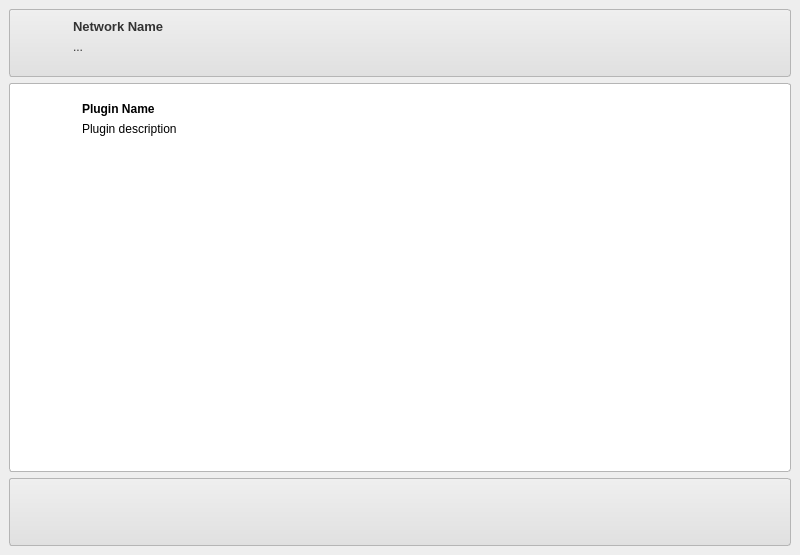
Qt form ahenk/lider/formmain.ui (pars-linux/uludag) before a commit.
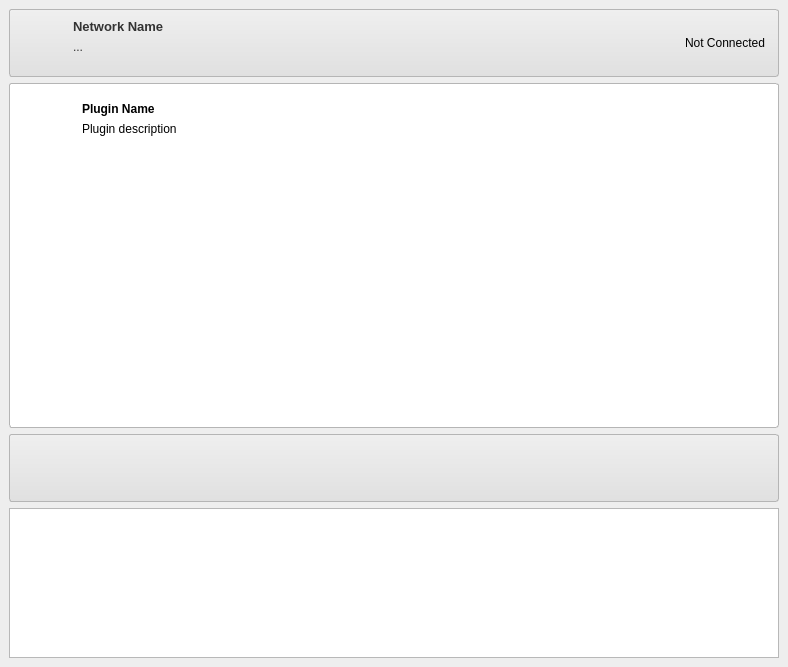
The same form after that commit. Icons and pictures are not drawn.

Commit message:
Splitted plugins into two groups: * Global plugins for working on whole domain. * Single item plugins for working on a single node.
Also polished UI while reflecting plugin system changes.

Diff of the .ui file:
```diff
--- a/ahenk/lider/formmain.ui
+++ b/ahenk/lider/formmain.ui
@@ -6,8 +6,8 @@
    <rect>
     <x>0</x>
     <y>0</y>
-    <width>800</width>
-    <height>555</height>
+    <width>788</width>
+    <height>667</height>
    </rect>
   </property>
   <property name="windowTitle">
@@ -97,7 +97,7 @@
      <property name="frameShadow">
       <enum>QFrame::Plain</enum>
      </property>
-     <layout class="QGridLayout" name="gridLayout_3">
+     <layout class="QGridLayout" name="gridLayout_2">
       <item row="0" column="0">
        <widget class="QFrame" name="frameTarget">
         <property name="sizePolicy">
@@ -177,14 +177,20 @@
              <verstretch>0</verstretch>
             </sizepolicy>
            </property>
+           <property name="layoutDirection">
+            <enum>Qt::RightToLeft</enum>
+           </property>
+           <property name="text">
+            <string>Not Connected</string>
+           </property>
            <property name="icon">
             <iconset resource="data.qrc">
              <normaloff>:/icons/offline48.png</normaloff>:/icons/offline48.png</iconset>
            </property>
            <property name="iconSize">
             <size>
-             <width>32</width>
-             <height>32</height>
+             <width>16</width>
+             <height>16</height>
             </size>
            </property>
            <property name="flat">
@@ -214,140 +220,6 @@
         </layout>
        </widget>
       </item>
-      <item row="3" column="0">
-       <widget class="QFrame" name="frameTools">
-        <property name="sizePolicy">
-         <sizepolicy hsizetype="Preferred" vsizetype="Minimum">
-          <horstretch>0</horstretch>
-          <verstretch>0</verstretch>
-         </sizepolicy>
-        </property>
-        <property name="minimumSize">
-         <size>
-          <width>0</width>
-          <height>64</height>
-         </size>
-        </property>
-        <property name="maximumSize">
-         <size>
-          <width>16777215</width>
-          <height>100</height>
-         </size>
-        </property>
-        <property name="frameShape">
-         <enum>QFrame::StyledPanel</enum>
-        </property>
-        <property name="frameShadow">
-         <enum>QFrame::Raised</enum>
-        </property>
-        <layout class="QGridLayout" name="gridLayout_2">
-         <item row="0" column="0">
-          <layout class="QHBoxLayout" name="horizontalLayout">
-           <item>
-            <widget class="QPushButton" name="pushMain">
-             <property name="sizePolicy">
-              <sizepolicy hsizetype="Fixed" vsizetype="Fixed">
-               <horstretch>48</horstretch>
-               <verstretch>48</verstretch>
-              </sizepolicy>
-             </property>
-             <property name="minimumSize">
-              <size>
-               <width>48</width>
-               <height>48</height>
-              </size>
-             </property>
-             <property name="icon">
-              <iconset resource="data.qrc">
-               <normaloff>:/icons/workgroup32.png</normaloff>:/icons/workgroup32.png</iconset>
-             </property>
-             <property name="iconSize">
-              <size>
-               <width>32</width>
-               <height>32</height>
-              </size>
-             </property>
-             <property name="flat">
-              <bool>true</bool>
-             </property>
-            </widget>
-           </item>
-           <item>
-            <widget class="QPushButton" name="pushPolicies">
-             <property name="sizePolicy">
-              <sizepolicy hsizetype="Fixed" vsizetype="Fixed">
-               <horstretch>48</horstretch>
-               <verstretch>48</verstretch>
-              </sizepolicy>
-             </property>
-             <property name="minimumSize">
-              <size>
-               <width>48</width>
-               <height>48</height>
-              </size>
-             </property>
-             <property name="icon">
-              <iconset resource="data.qrc">
-               <normaloff>:/icons/settings32.png</normaloff>:/icons/settings32.png</iconset>
-             </property>
-             <property name="iconSize">
-              <size>
-               <width>32</width>
-               <height>32</height>
-              </size>
-             </property>
-             <property name="flat">
-              <bool>true</bool>
-             </property>
-            </widget>
-           </item>
-           <item>
-            <spacer name="horizontalSpacer">
-             <property name="orientation">
-              <enum>Qt::Horizontal</enum>
-             </property>
-             <property name="sizeHint" stdset="0">
-              <size>
-               <width>40</width>
-               <height>20</height>
-              </size>
-             </property>
-            </spacer>
-           </item>
-           <item>
-            <widget class="QPushButton" name="pushNew">
-             <property name="sizePolicy">
-              <sizepolicy hsizetype="Fixed" vsizetype="Fixed">
-               <horstretch>48</horstretch>
-               <verstretch>48</verstretch>
-              </sizepolicy>
-             </property>
-             <property name="minimumSize">
-              <size>
-               <width>48</width>
-               <height>48</height>
-              </size>
-             </property>
-             <property name="icon">
-              <iconset resource="data.qrc">
-               <normaloff>:/icons/new32.png</normaloff>:/icons/new32.png</iconset>
-             </property>
-             <property name="iconSize">
-              <size>
-               <width>32</width>
-               <height>32</height>
-              </size>
-             </property>
-             <property name="flat">
-              <bool>true</bool>
-             </property>
-            </widget>
-           </item>
-          </layout>
-         </item>
-        </layout>
-       </widget>
-      </item>
       <item row="1" column="0">
        <widget class="QFrame" name="frameMain">
         <property name="frameShape">
@@ -500,6 +372,226 @@
         </layout>
        </widget>
       </item>
+      <item row="2" column="0">
+       <widget class="QFrame" name="frameTools">
+        <property name="sizePolicy">
+         <sizepolicy hsizetype="Preferred" vsizetype="Minimum">
+          <horstretch>0</horstretch>
+          <verstretch>0</verstretch>
+         </sizepolicy>
+        </property>
+        <property name="minimumSize">
+         <size>
+          <width>0</width>
+          <height>64</height>
+         </size>
+        </property>
+        <property name="maximumSize">
+         <size>
+          <width>16777215</width>
+          <height>100</height>
+         </size>
+        </property>
+        <property name="frameShape">
+         <enum>QFrame::StyledPanel</enum>
+        </property>
+        <property name="frameShadow">
+         <enum>QFrame::Raised</enum>
+        </property>
+        <layout class="QGridLayout" name="gridLayout_3">
+         <item row="0" column="0">
+          <layout class="QHBoxLayout" name="horizontalLayout">
+           <item>
+            <widget class="QPushButton" name="pushMain">
+             <property name="sizePolicy">
+              <sizepolicy hsizetype="Fixed" vsizetype="Fixed">
+               <horstretch>48</horstretch>
+               <verstretch>48</verstretch>
+              </sizepolicy>
+             </property>
+             <property name="minimumSize">
+              <size>
+               <width>48</width>
+               <height>48</height>
+              </size>
+             </property>
+             <property name="toolTip">
+              <string>Show Network</string>
+             </property>
+             <property name="icon">
+              <iconset resource="data.qrc">
+               <normaloff>:/icons/workgroup32.png</normaloff>:/icons/workgroup32.png</iconset>
+             </property>
+             <property name="iconSize">
+              <size>
+               <width>32</width>
+               <height>32</height>
+              </size>
+             </property>
+             <property name="flat">
+              <bool>true</bool>
+             </property>
+            </widget>
+           </item>
+           <item>
+            <widget class="QPushButton" name="pushPluginGlobal">
+             <property name="sizePolicy">
+              <sizepolicy hsizetype="Fixed" vsizetype="Fixed">
+               <horstretch>48</horstretch>
+               <verstretch>48</verstretch>
+              </sizepolicy>
+             </property>
+             <property name="minimumSize">
+              <size>
+               <width>48</width>
+               <height>48</height>
+              </size>
+             </property>
+             <property name="toolTip">
+              <string>Policies</string>
+             </property>
+             <property name="icon">
+              <iconset resource="data.qrc">
+               <normaloff>:/icons/settings32.png</normaloff>:/icons/settings32.png</iconset>
+             </property>
+             <property name="iconSize">
+              <size>
+               <width>32</width>
+               <height>32</height>
+              </size>
+             </property>
+             <property name="flat">
+              <bool>true</bool>
+             </property>
+            </widget>
+           </item>
+           <item>
+            <widget class="QPushButton" name="pushPluginItem">
+             <property name="sizePolicy">
+              <sizepolicy hsizetype="Fixed" vsizetype="Fixed">
+               <horstretch>48</horstretch>
+               <verstretch>48</verstretch>
+              </sizepolicy>
+             </property>
+             <property name="minimumSize">
+              <size>
+               <width>48</width>
+               <height>48</height>
+              </size>
+             </property>
+             <property name="toolTip">
+              <string>Policies</string>
+             </property>
+             <property name="icon">
+              <iconset resource="data.qrc">
+               <normaloff>:/icons/settings32.png</normaloff>:/icons/settings32.png</iconset>
+             </property>
+             <property name="iconSize">
+              <size>
+               <width>32</width>
+               <height>32</height>
+              </size>
+             </property>
+             <property name="flat">
+              <bool>true</bool>
+             </property>
+            </widget>
+           </item>
+           <item>
+            <widget class="QPushButton" name="pushDebug">
+             <property name="sizePolicy">
+              <sizepolicy hsizetype="Fixed" vsizetype="Fixed">
+               <horstretch>48</horstretch>
+               <verstretch>48</verstretch>
+              </sizepolicy>
+             </property>
+             <property name="minimumSize">
+              <size>
+               <width>48</width>
+               <height>48</height>
+              </size>
+             </property>
+             <property name="toolTip">
+              <string>Error Console</string>
+             </property>
+             <property name="icon">
+              <iconset resource="data.qrc">
+               <normaloff>:/icons/hint48.png</normaloff>:/icons/hint48.png</iconset>
+             </property>
+             <property name="iconSize">
+              <size>
+               <width>32</width>
+               <height>32</height>
+              </size>
+             </property>
+             <property name="checkable">
+              <bool>true</bool>
+             </property>
+             <property name="flat">
+              <bool>true</bool>
+             </property>
+            </widget>
+           </item>
+           <item>
+            <spacer name="horizontalSpacer">
+             <property name="orientation">
+              <enum>Qt::Horizontal</enum>
+             </property>
+             <property name="sizeHint" stdset="0">
+              <size>
+               <width>40</width>
+               <height>20</height>
+              </size>
+             </property>
+            </spacer>
+           </item>
+           <item>
+            <widget class="QPushButton" name="pushNew">
+             <property name="sizePolicy">
+              <sizepolicy hsizetype="Fixed" vsizetype="Fixed">
+               <horstretch>48</horstretch>
+               <verstretch>48</verstretch>
+              </sizepolicy>
+             </property>
+             <property name="minimumSize">
+              <size>
+               <width>48</width>
+               <height>48</height>
+              </size>
+             </property>
+             <property name="toolTip">
+              <string>Add New</string>
+             </property>
+             <property name="icon">
+              <iconset resource="data.qrc">
+               <normaloff>:/icons/new32.png</normaloff>:/icons/new32.png</iconset>
+             </property>
+             <property name="iconSize">
+              <size>
+               <width>32</width>
+               <height>32</height>
+              </size>
+             </property>
+             <property name="flat">
+              <bool>true</bool>
+             </property>
+            </widget>
+           </item>
+          </layout>
+         </item>
+        </layout>
+       </widget>
+      </item>
+      <item row="3" column="0">
+       <widget class="QTextBrowser" name="textLog">
+        <property name="maximumSize">
+         <size>
+          <width>16777215</width>
+          <height>150</height>
+         </size>
+        </property>
+       </widget>
+      </item>
      </layout>
     </widget>
    </item>
```
The commit also changes 11 other files.
